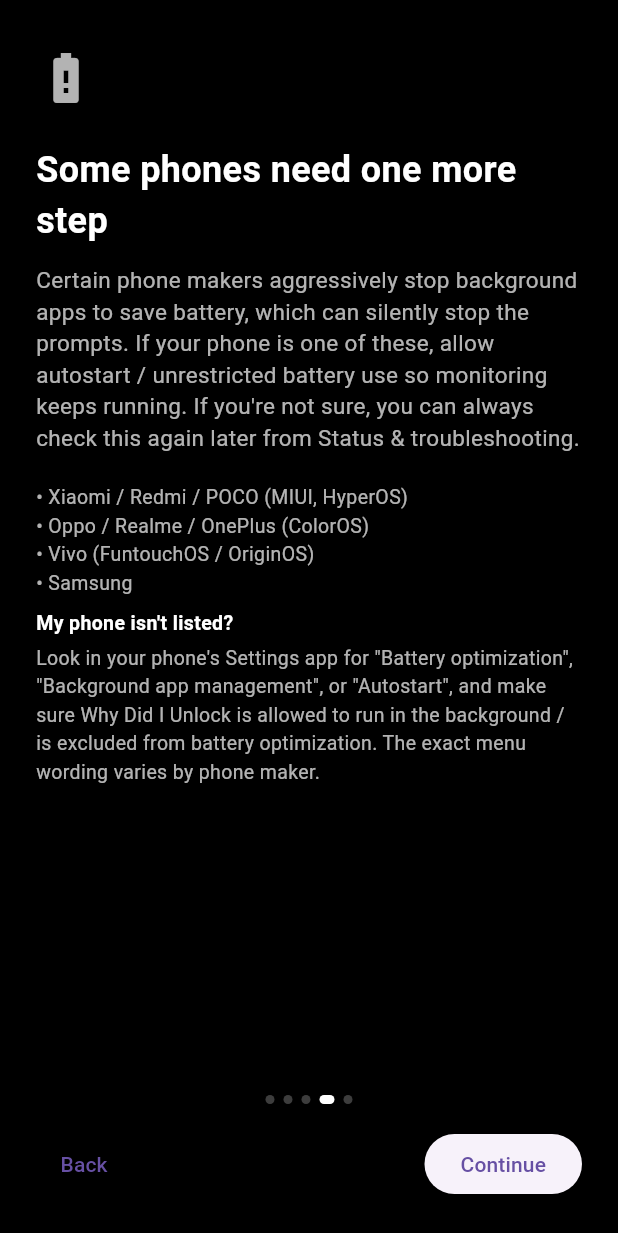
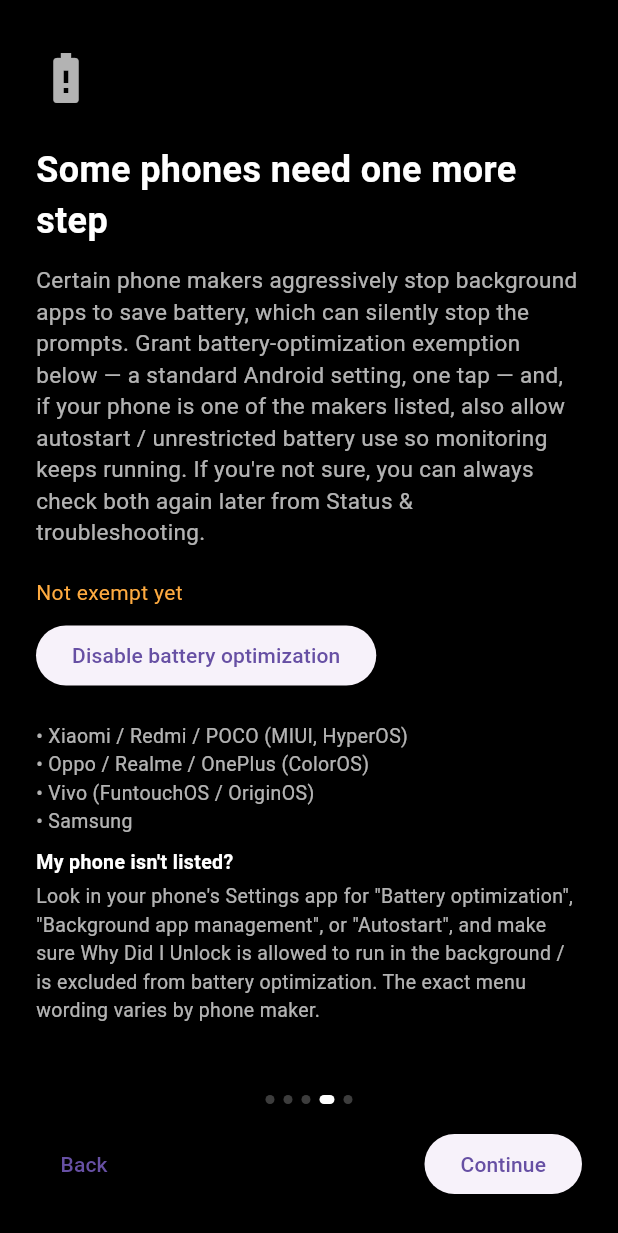
Before and after one commit to diniiidinesh/why_did_i_unlock, a Flutter app: the OnboardingScreen screen opened directly with empty values, swiped to page 4, on a phone screen of 412 x 824 dp. Shown: the top 1233 px of the screen. Run offline on Flutter 3.47's test engine with Material 3 defaults, Android fonts, the phone set to English and light mode, and no system bars; our stand-ins replace permission_handler, shared_preferences, sqflite; missing offline and left inert: flutter_overlay_window; accounts and stored records are empty.

Commit message:
Add battery-exemption request to onboarding, rename Manage presets -> Manage options; backlog the stale-overlay-preset-cache bug
- Onboarding's OEM reliability step now also offers the standard
  battery-optimization-exemption dialog directly (permission_handler),
  not just OEM autostart instructions - same system dialog Status already
  has, folded into the first-run flow since it's a single button with no
  extra plumbing (Dinesh's ask 2026-07-24).
- "Manage presets" renamed to "Manage options" (HomeScreen link,
  ManagePresetsScreen's AppBar) - clearer to users what the screen is for.
- Backlogged (not fixed): a P0 bug where the overlay engine's cached
  _presets list goes stale for an entire session (new presets missing,
  reorders/deactivations invisible) until a device reboot - root cause is
  _requestPresets() only firing on cold start and after a bubble dismiss,
  never on a plain real-unlock re-show or after "Just Like That". Full
  repro, root cause, and three candidate fixes documented in
  docs/BACKLOG.md for whoever picks it up. Also added a [P2] max-presets
  counter UI request.

flutter analyze and flutter test (152 cases) both clean.

Co-Authored-By: Claude Sonnet 5 <noreply@anthropic.com>

```diff
--- a/lib/main.dart
+++ b/lib/main.dart
@@ -986,7 +986,7 @@ class _HomeScreenState extends State<HomeScreen> {
             ),
             const SizedBox(height: 24),
             _HomeLink(label: 'View history', screenBuilder: (_) => const HistoryScreen()),
-            _HomeLink(label: 'Manage presets', screenBuilder: (_) => const ManagePresetsScreen()),
+            _HomeLink(label: 'Manage options', screenBuilder: (_) => const ManagePresetsScreen()),
             _HomeLink(label: 'Status & troubleshooting', screenBuilder: (_) => const StatusScreen()),
             _HomeLink(label: 'About', screenBuilder: (_) => const AboutScreen()),
           ],
--- a/lib/manage_presets_screen.dart
+++ b/lib/manage_presets_screen.dart
@@ -216,7 +216,7 @@ class _ManagePresetsScreenState extends State<ManagePresetsScreen> {
       appBar: AppBar(
         backgroundColor: Colors.black,
         foregroundColor: Colors.white,
-        title: const Text('Manage presets'),
+        title: const Text('Manage options'),
         actions: [
           TextButton(
             onPressed: presets == null ? null : _restoreDefaults,
--- a/lib/onboarding_screen.dart
+++ b/lib/onboarding_screen.dart
@@ -1,5 +1,6 @@
 import 'package:flutter/material.dart';
 import 'package:flutter_overlay_window/flutter_overlay_window.dart';
+import 'package:permission_handler/permission_handler.dart';
 
 import 'app_settings.dart';
 import 'oem_autostart_copy.dart';
@@ -23,6 +24,18 @@ class OnboardingScreen extends StatefulWidget {
   final Future<bool?> Function() requestPermission;
   final Future<void> Function() completeOnboarding;
 
+  /// Battery-optimization-exemption check/request — the standard Android
+  /// dialog, same as the Status screen's card (see that screen's doc for why
+  /// this is distinct from the OEM Autostart Manager screens shown on this
+  /// same onboarding step, which have no public API). Folded into onboarding
+  /// itself (not just Status) so a user can grant it in the same flow they
+  /// already granted the overlay permission in, rather than needing to find
+  /// Status later — Dinesh's ask 2026-07-24, since the request itself is a
+  /// single system dialog with no extra plumbing beyond what Status already
+  /// has.
+  final Future<bool> Function() checkBatteryExemption;
+  final Future<void> Function() requestBatteryExemption;
+
   /// Called after [completeOnboarding] resolves on the final step. Optional
   /// because this screen doesn't own navigation (nothing wires it into
   /// `MyApp` yet — that's T18's job); it exists purely so a future caller,
@@ -34,13 +47,25 @@ class OnboardingScreen extends StatefulWidget {
     super.key,
     Future<bool> Function()? checkPermission,
     Future<bool?> Function()? requestPermission,
+    Future<bool> Function()? checkBatteryExemption,
+    Future<void> Function()? requestBatteryExemption,
     Future<void> Function()? completeOnboarding,
     this.onFinished,
   })  : checkPermission = checkPermission ?? FlutterOverlayWindow.isPermissionGranted,
         requestPermission = requestPermission ?? FlutterOverlayWindow.requestPermission,
+        checkBatteryExemption = checkBatteryExemption ?? _defaultCheckBatteryExemption,
+        requestBatteryExemption = requestBatteryExemption ?? _defaultRequestBatteryExemption,
         completeOnboarding = completeOnboarding ?? _defaultCompleteOnboarding;
 
   static Future<void> _defaultCompleteOnboarding() => const AppSettings().setOnboardingCompleted(true);
+
+  // Top-level-function tear-offs, not inline closures, so this constructor
+  // can stay `const` — see status_screen.dart's identical pattern/doc.
+  static Future<bool> _defaultCheckBatteryExemption() => Permission.ignoreBatteryOptimizations.isGranted;
+
+  static Future<void> _defaultRequestBatteryExemption() async {
+    await Permission.ignoreBatteryOptimizations.request();
+  }
 
   @override
   State<OnboardingScreen> createState() => _OnboardingScreenState();
@@ -52,6 +77,11 @@ class _OnboardingScreenState extends State<OnboardingScreen> with WidgetsBinding
   final PageController _controller = PageController();
   int _step = 0;
   bool? _permissionGranted;
+
+  /// Same null-while-checking convention as [_permissionGranted]. Lives on
+  /// the same step as the OEM autostart guidance (step 3, index 3) since
+  /// both are "keep the background service alive" asks.
+  bool? _batteryExempt;
 
   @override
   void initState() {
@@ -78,6 +108,12 @@ class _OnboardingScreenState extends State<OnboardingScreen> with WidgetsBinding
     if (state == AppLifecycleState.resumed && _step == 2) {
       _refreshPermission();
     }
+    // Same reasoning, one step later: the battery-exemption system dialog
+    // (step 3, alongside OEM autostart guidance) also returns immediately,
+    // before the user has actually answered it.
+    if (state == AppLifecycleState.resumed && _step == 3) {
+      _refreshBatteryExemption();
+    }
   }
 
   Future<void> _refreshPermission() async {
@@ -88,6 +124,16 @@ class _OnboardingScreenState extends State<OnboardingScreen> with WidgetsBinding
   Future<void> _requestPermission() async {
     await widget.requestPermission();
     await _refreshPermission();
+  }
+
+  Future<void> _refreshBatteryExemption() async {
+    final exempt = await widget.checkBatteryExemption();
+    if (mounted) setState(() => _batteryExempt = exempt);
+  }
+
+  Future<void> _requestBatteryExemption() async {
+    await widget.requestBatteryExemption();
+    await _refreshBatteryExemption();
   }
 
   void _next() {
@@ -114,6 +160,7 @@ class _OnboardingScreenState extends State<OnboardingScreen> with WidgetsBinding
     // but re-checking whenever step 3 comes into view (including navigating
     // back to it) keeps the displayed status honest either way.
     if (index == 2) _refreshPermission();
+    if (index == 3) _refreshBatteryExemption();
   }
 
   @override
@@ -135,7 +182,10 @@ class _OnboardingScreenState extends State<OnboardingScreen> with WidgetsBinding
                     granted: _permissionGranted,
                     onGrant: _requestPermission,
                   ),
-                  const _OemReliabilityStep(),
+                  _OemReliabilityStep(
+                    batteryExempt: _batteryExempt,
+                    onRequestBatteryExemption: _requestBatteryExemption,
+                  ),
                   const _YourDataStep(),
                 ],
               ),
@@ -300,22 +350,45 @@ class _PermissionStep extends StatelessWidget {
 }
 
 class _OemReliabilityStep extends StatelessWidget {
-  const _OemReliabilityStep();
+  final bool? batteryExempt;
+  final Future<void> Function() onRequestBatteryExemption;
+
+  const _OemReliabilityStep({required this.batteryExempt, required this.onRequestBatteryExemption});
 
   @override
   Widget build(BuildContext context) {
+    final String statusText;
+    final Color statusColor;
+    if (batteryExempt == null) {
+      statusText = 'Checking…';
+      statusColor = Colors.white54;
+    } else if (batteryExempt == true) {
+      statusText = 'Exempt — background restrictions won\'t apply';
+      statusColor = Colors.greenAccent;
+    } else {
+      statusText = 'Not exempt yet';
+      statusColor = Colors.orangeAccent;
+    }
+
     return _StepBody(
       icon: Icons.battery_alert_outlined,
       headline: 'Some phones need one more step',
       body:
           'Certain phone makers aggressively stop background apps to save '
-          'battery, which can silently stop the prompts. If your phone is one '
-          'of these, allow autostart / unrestricted battery use so monitoring '
-          'keeps running. If you\'re not sure, you can always check this again '
-          'later from Status & troubleshooting.',
+          'battery, which can silently stop the prompts. Grant battery-'
+          'optimization exemption below — a standard Android setting, one tap '
+          '— and, if your phone is one of the makers listed, also allow '
+          'autostart / unrestricted battery use so monitoring keeps running. '
+          'If you\'re not sure, you can always check both again later from '
+          'Status & troubleshooting.',
       extra: Column(
         crossAxisAlignment: CrossAxisAlignment.start,
         children: [
+          Text(statusText, style: TextStyle(color: statusColor, fontSize: 14)),
+          const SizedBox(height: 8),
+          if (batteryExempt != true)
+            ElevatedButton(onPressed: onRequestBatteryExemption, child: const Text('Disable battery optimization')),
+          const SizedBox(height: 20),
           for (final g in oemAutostartGuidance) Text('• ${g.vendor}', style: const TextStyle(color: Colors.white70, fontSize: 13)),
           const SizedBox(height: 8),
           const Text('My phone isn\'t listed?', style: TextStyle(color: Colors.white, fontSize: 13, fontWeight: FontWeight.w600)),
```
Also changed, not shown: 3 other files.
